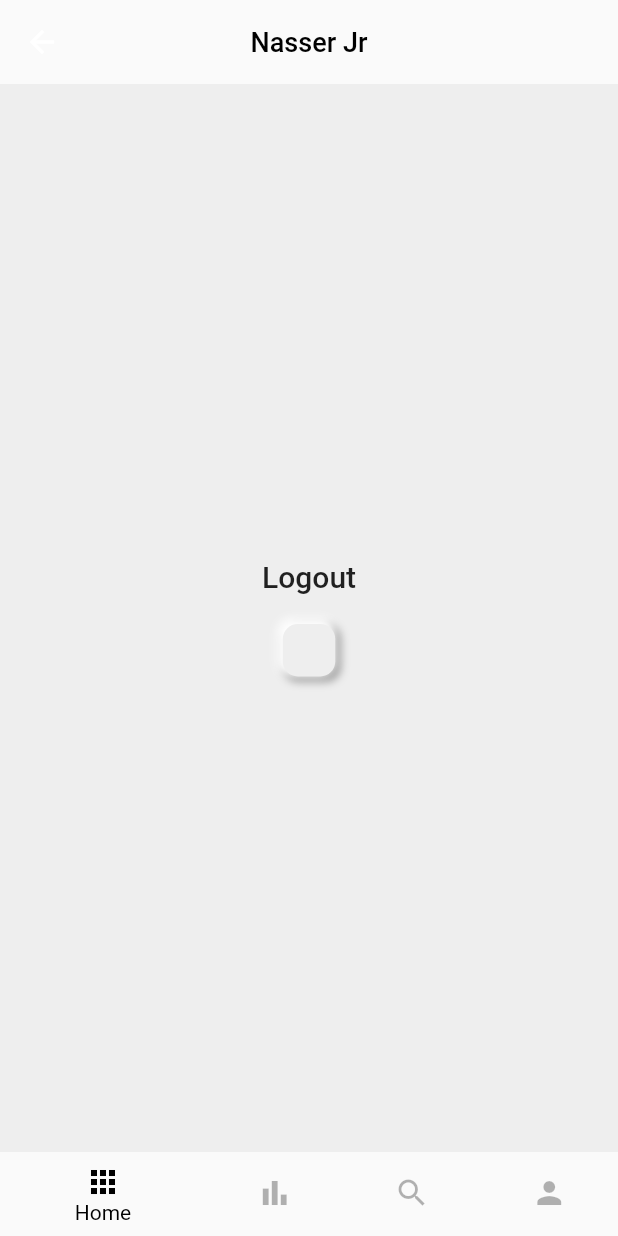
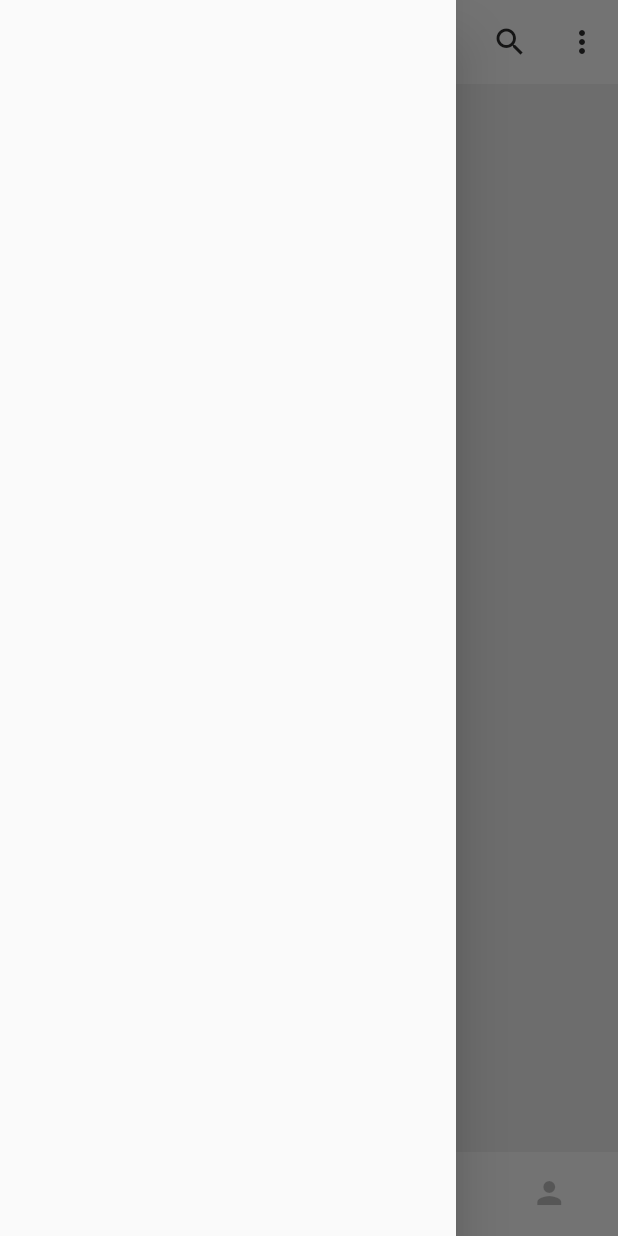
Before and after one commit to Hamza-Nasser/Flutter-social-app, a Flutter app: the MainNavigationScreen screen opened by its route, with the side drawer open (before the commit the screen has no drawer), on a phone screen of 412 x 824 dp. Run offline on Flutter 3.47's test engine with Material 2 defaults, Android fonts, the phone set to English and light mode, and no system bars; our stand-ins replace flutter_staggered_animations; Roboto replaces fonts that are missing (Cairo).

Commit message:
Editing app colors and adding dummy Drawer.

```diff
--- /dev/null
+++ b/lib/constants.dart
@@ -0,0 +1,3 @@
+import 'package:flutter/material.dart';
+
+const defaultColor = Color.fromARGB(255, 45, 45, 46);
--- a/lib/pages/Navigation Activity/main_navigation_screen.dart
+++ b/lib/pages/Navigation Activity/main_navigation_screen.dart
@@ -1,4 +1,5 @@
 import 'package:flutter/material.dart';
+import 'package:flutter_social_app/constants.dart';
 import 'package:flutter_social_app/extensions/extensions.dart';
 import 'package:flutter_social_app/utilities/constants.dart';
 import 'package:flutter_social_app/widgets/texts.dart';
@@ -27,22 +28,54 @@ class _MainNavigationScreenState extends State<MainNavigationScreen> {
   @override
   Widget build(BuildContext context) {
     return Scaffold(
+      drawer: const Drawer(),
+
       appBar: AppBar(
+
         centerTitle: true,
         backgroundColor: Theme.of(context).scaffoldBackgroundColor,
         title: Texts(
           Constants.appName,
-            color: Colors.black,
+          color: defaultColor,
         ).fadeInList(5, false),
         elevation: 0.0,
+        actions: [
+          IconButton(
+            icon: const Icon(
+              Icons.search,
+              color: defaultColor,
+            ).fadeInList(5, false),
+            onPressed: () {},
+          ),
+          IconButton(
+            icon: const Icon(
+              Icons.more_vert,
+              color: defaultColor,
+            ).fadeInList(5, false),
+            onPressed: () {},
+          ),
+
+        ],
+
+
+        leading: Builder(
+          builder: (context) => IconButton(
+            icon: const Icon(
+              Icons.menu,
+              color: defaultColor,
+            ).fadeInList(5, false),
+            onPressed: () => Scaffold.of(context).openDrawer(),
+            tooltip: MaterialLocalizations.of(context).openAppDrawerTooltip, //fancy
+          ),
+        ),
       ),
       backgroundColor: Colors.grey[200],
       body: pages[currentTappedIndex],
       bottomNavigationBar: BottomNavigationBar(
         currentIndex: currentTappedIndex,
         elevation: 0,
-        selectedItemColor: Colors.black,
-        unselectedItemColor: Colors.black.withOpacity(0.3),
+        selectedItemColor: defaultColor,
+        unselectedItemColor: defaultColor.withOpacity(0.3),
         items: const [
           BottomNavigationBarItem(icon: Icon(Icons.apps), label: 'Home'),
           BottomNavigationBarItem(
@@ -50,7 +83,7 @@ class _MainNavigationScreenState extends State<MainNavigationScreen> {
           BottomNavigationBarItem(icon: Icon(Icons.search), label: 'Search'),
           BottomNavigationBarItem(icon: Icon(Icons.person), label: 'My'),
         ],
-        onTap: (index){
+        onTap: (index) {
           setState(() {
             currentTappedIndex = index;
           });
--- a/lib/pages/Navigation Activity/my_personal_nav_page.dart
+++ b/lib/pages/Navigation Activity/my_personal_nav_page.dart
@@ -23,7 +23,7 @@ class _MyPersonalNavPageState extends State<MyPersonalNavPage> {
             child: GestureDetector(
               onTap: () {
                 _isElevated = !_isElevated;
-                Future.delayed(const Duration(milliseconds: 270)).then(
+                Future.delayed(const Duration(milliseconds: 320)).then(
                     (value) => Navigator.pushReplacementNamed(context, '/'));
                 setState(() {});
               },
--- a/lib/pages/login/forgot_pass.dart
+++ b/lib/pages/login/forgot_pass.dart
@@ -88,7 +88,7 @@ class _ForgotPassState extends State<ForgotPass> {
                                 child: const Texts(
                                   'login',
                                   size: 15,
-                                  color: Colors.blue,
+                                  color: Color.fromARGB(255, 45, 45, 46),
                                 )).fadeInList(3, false)
                           ],
                         )
--- a/lib/pages/login/login.dart
+++ b/lib/pages/login/login.dart
@@ -1,4 +1,5 @@
 import 'package:flutter/material.dart';
+import 'package:flutter_social_app/constants.dart';
 import 'package:flutter_social_app/extensions/extensions.dart';
 import 'package:flutter_social_app/utilities/constants.dart';
 import 'package:flutter_social_app/widgets/custom_form_button.dart';
@@ -61,7 +62,7 @@ class _LogInState extends State<LogIn> {
                                 child: const Texts(
                                   'Forgot password?',
                                   size: 15,
-                                  color: Colors.blue,
+                                  color: defaultColor,
                                 ).fadeInList(3, false))
                           ],
                         ),
@@ -70,6 +71,7 @@ class _LogInState extends State<LogIn> {
                           children: [
                             Expanded(
                               child: CustomFormButton(
+
                                 text: 'Submit',
                                 formKey: loginFormKey,
                                 nextRout: 'home',
@@ -92,7 +94,7 @@ class _LogInState extends State<LogIn> {
                                 child: const Texts(
                                   'register',
                                   size: 15,
-                                  color: Colors.blue,
+                                  color: defaultColor,
                                 )).fadeInList(5, false)
                           ],
                         )
--- a/lib/pages/login/register.dart
+++ b/lib/pages/login/register.dart
@@ -1,4 +1,5 @@
 import 'package:flutter/material.dart';
+import 'package:flutter_social_app/constants.dart';
 //import 'package:flutter/widgets.dart';
 import 'package:flutter_social_app/utilities/constants.dart';
 import 'package:flutter_social_app/widgets/custom_form_button.dart';
@@ -107,7 +108,7 @@ class _RegisterState extends State<Register> {
                                 child: const Texts(
                                   'login',
                                   size: 15,
-                                  color: Colors.blue,
+                                  color: defaultColor,
                                 )).fadeInList(4, false)
                           ],
                         )
--- a/lib/widgets/custom_form_button.dart
+++ b/lib/widgets/custom_form_button.dart
@@ -34,6 +34,7 @@ class CustomFormButton extends StatelessWidget {
         size: 15,
       ),
       style: ButtonStyle(
+        backgroundColor: MaterialStateProperty.all<Color>(const Color.fromARGB(255, 45, 45, 46)),
         elevation: MaterialStateProperty.all<double>(0),
         shape: MaterialStateProperty.all<RoundedRectangleBorder>(
           const RoundedRectangleBorder(
```
Also changed, not shown: pubspec.lock. Lines whose indentation alone changed are shown as unchanged.
